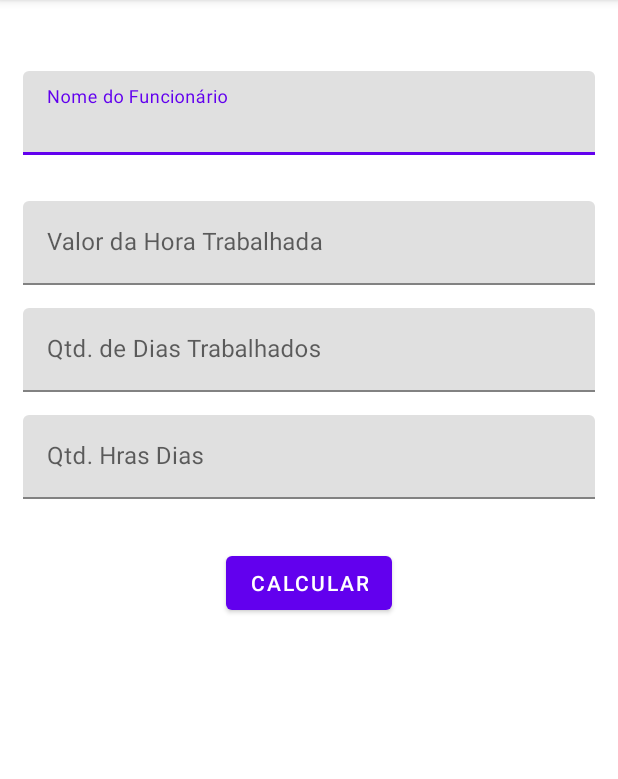
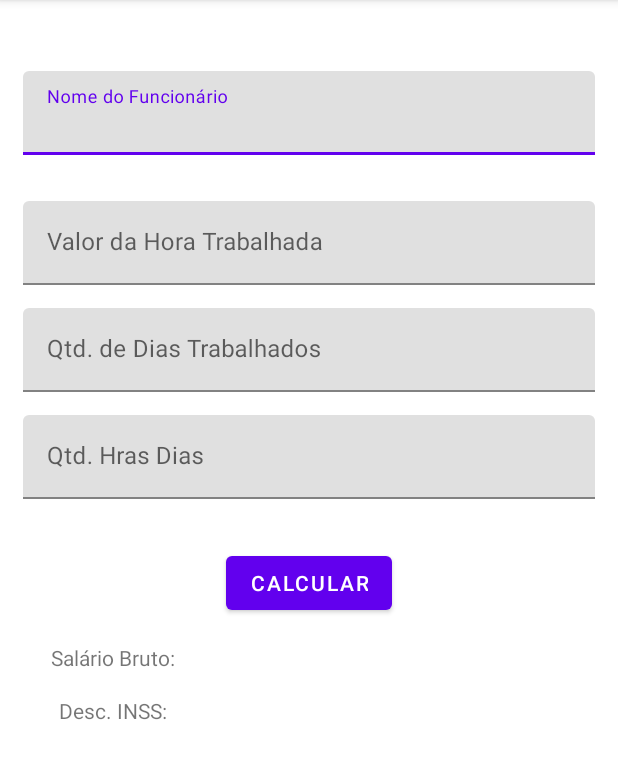
Before and after one commit to caiomachhado/salariodomes, an Android app: the screen it shows after launch (MainActivity), on a phone screen of 412 x 824 dp, the part 84-863 px from its top. Run offline under Robolectric (Android 15) with nearby library versions, the phone set to English and light mode, and no system bars.

Commit message:
Insert Text View

```diff
--- a/app/src/main/res/layout/activity_main.xml
+++ b/app/src/main/res/layout/activity_main.xml
@@ -74,6 +74,25 @@
         app:layout_constraintStart_toStartOf="parent"
         app:layout_constraintTop_toBottomOf="@+id/textInputLayout2" />
 
+    <TextView
+        android:id="@+id/text_view_salarioBruto"
+        android:layout_width="wrap_content"
+        android:layout_height="wrap_content"
+        android:layout_marginTop="16dp"
+        android:text="@string/salarioBruto"
+        app:layout_constraintEnd_toStartOf="@+id/button"
+        app:layout_constraintStart_toStartOf="parent"
+        app:layout_constraintTop_toBottomOf="@+id/button" />
+
+    <TextView
+        android:id="@+id/text_view_descINSS"
+        android:layout_width="wrap_content"
+        android:layout_height="wrap_content"
+        android:layout_marginTop="16dp"
+        android:text="@string/descINSS"
+        app:layout_constraintEnd_toStartOf="@+id/button"
+        app:layout_constraintStart_toStartOf="parent"
+        app:layout_constraintTop_toBottomOf="@+id/text_view_salarioBruto" />
 
 
 </androidx.constraintlayout.widget.ConstraintLayout>
--- a/app/src/main/res/values/strings.xml
+++ b/app/src/main/res/values/strings.xml
@@ -5,5 +5,9 @@
     <string name="qtdDiasTrabalhados">Qtd. de Dias Trabalhados</string>
     <string name="qtdHorasDias">Qtd. Hras Dias</string>
     <string name="calcular">Calcular</string>
+    <string name="salarioBruto">Salário Bruto: </string>
+    <string name="descINSS">Desc. INSS: </string>
+    <string name="descFGTS">Desc. FGTS: </string>
+    <string name="salarioLiquido">Salário Líquido</string>
 
 </resources>
```
